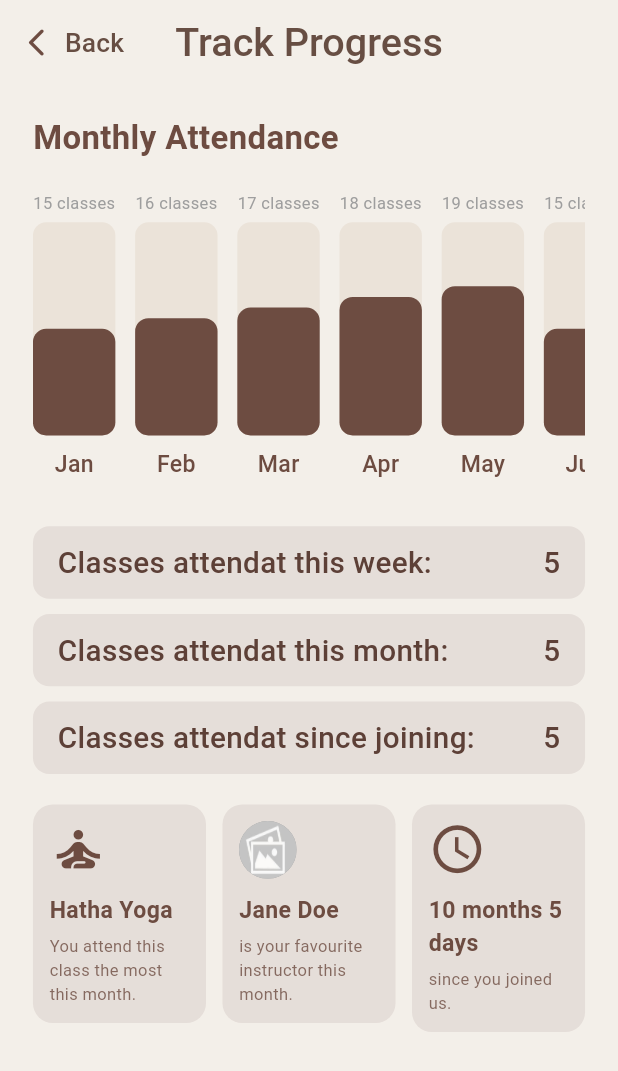
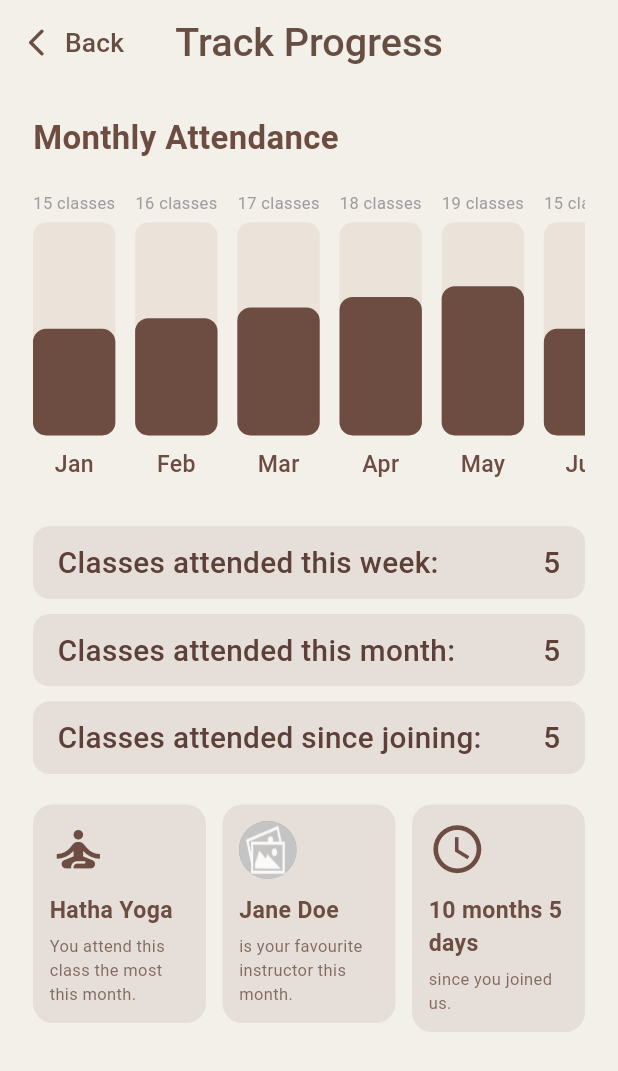
Before and after one commit to arafat593/George-Flutter, a Flutter app: the TrackProgressView screen opened by its route, on a phone screen of 412 x 824 dp. Shown: the top 1071 px of the screen. Run offline on Flutter 3.47's test engine with Material 3 defaults, Android fonts, the phone set to English and light mode, and no system bars; drawn by our look-alikes of cached_network_image; our stand-ins replace custom_refresh_indicator, dio, flutter_cache_manager, get, get_storage, image_picker and 4 more; accounts and stored records are empty; network calls fail.

Commit message:
made some adjustment

```diff
--- a/lib/app/modules/class_details/views/class_details_view.dart
+++ b/lib/app/modules/class_details/views/class_details_view.dart
@@ -288,6 +288,7 @@ class ClassDetailsView extends GetView<ClassDetailsController> {
               ],
             ),
           ),
+          // SizedBox(width: 10.w),
           GestureDetector(
             onTap: () async {
               final result = await Get.toNamed(
@@ -299,7 +300,8 @@ class ClassDetailsView extends GetView<ClassDetailsController> {
               }
             },
             child: Container(
-              padding: EdgeInsets.symmetric(horizontal: 15.w, vertical: 15),
+              padding: EdgeInsets.symmetric(horizontal: 10.w, vertical: 10.h),
+              margin: EdgeInsets.only(left: 10),
               decoration: BoxDecoration(
                 color: Color(0xFF6B5345),
                 borderRadius: BorderRadius.circular(10.r),
--- a/lib/app/modules/course_details/views/course_details_view.dart
+++ b/lib/app/modules/course_details/views/course_details_view.dart
@@ -305,7 +305,8 @@ class CourseDetailsView extends GetView<CourseDetailsController> {
               }
             },
             child: Container(
-              padding: EdgeInsets.symmetric(horizontal: 15.w, vertical: 15),
+              padding: EdgeInsets.symmetric(horizontal: 10.w, vertical: 10.h),
+              margin: EdgeInsets.only(left: 10),
               decoration: BoxDecoration(
                 color: Color(0xFF6B5345),
                 borderRadius: BorderRadius.circular(10.r),
--- a/lib/app/modules/track_progress/widgets/class_attended_info_section.dart
+++ b/lib/app/modules/track_progress/widgets/class_attended_info_section.dart
@@ -10,10 +10,10 @@ class ClassAttendedInfoSection extends StatelessWidget {
   Widget build(BuildContext context) {
     return Column(
       children: [
-        ClassAttendInfo(title: 'Classes attendat this week:', number: 5),
-        ClassAttendInfo(title: 'Classes attendat this month:', number: 5),
+        ClassAttendInfo(title: 'Classes attended this week:', number: 5),
+        ClassAttendInfo(title: 'Classes attended this month:', number: 5),
         ClassAttendInfo(
-          title: 'Classes attendat since joining:',
+          title: 'Classes attended since joining:',
           number: 5,
         ),
       ],
```
Also changed, not shown: 2 other files.
